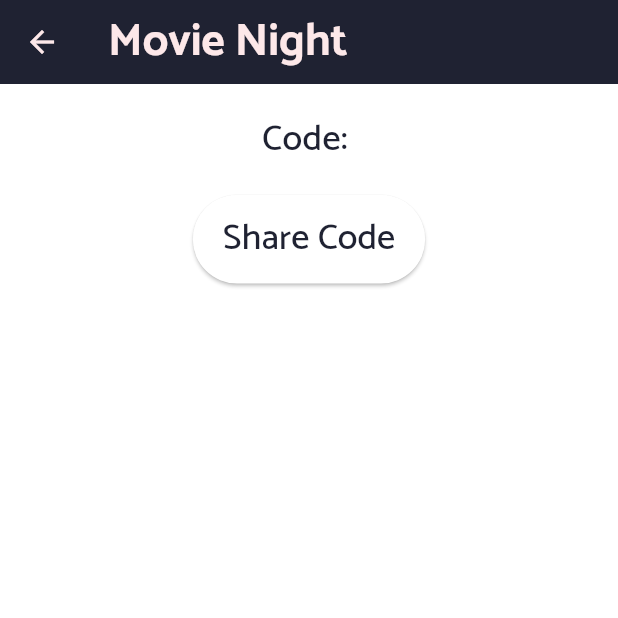
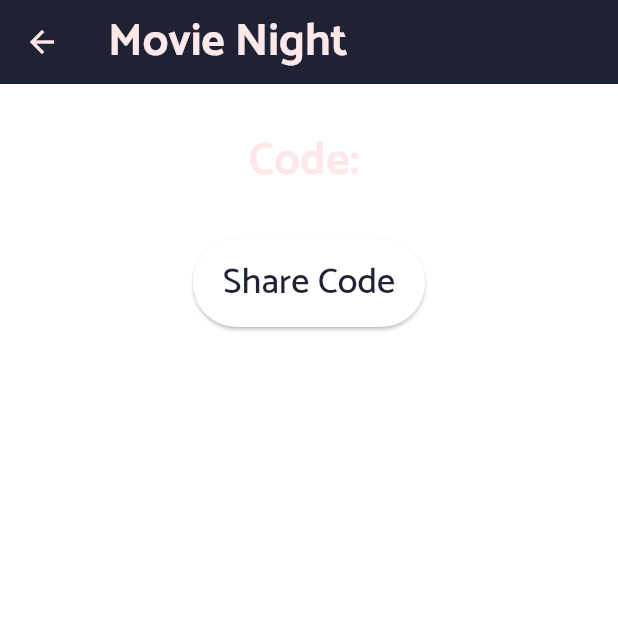
Before and after one commit to zhou0248/flutter-project-final, a Flutter app: the CodeSharingScreen screen opened directly, on a phone screen of 412 x 824 dp, the top half of it. Run offline on Flutter 3.47's test engine with Material 3 defaults, Android fonts, the phone set to English and light mode, and no system bars; our stand-ins replace device_info_plus, flutter_dotenv, shared_preferences; missing offline and left inert: android_id; accounts and stored records are empty.

Commit message:
save changes

```diff
--- a/lib/screens/codeSharingScreen.dart
+++ b/lib/screens/codeSharingScreen.dart
@@ -24,8 +24,8 @@ class _CodeSharingScreenState extends State<CodeSharingScreen> {
         child: Column(
           children: [
             Padding(
-              padding: AppTheme.defaultPadding,
-              child: Text('Code: $code'),
+              padding: AppTheme.largePadding,
+              child: Text('Code: $code', style: AppTheme.textTheme.titleMedium),
             ),
             ElevatedButton(
               style: AppTheme.elevatedButtonStyle,
```
Also changed, not shown: lib/helpers/httpHelper.dart (line endings or trailing spaces).
